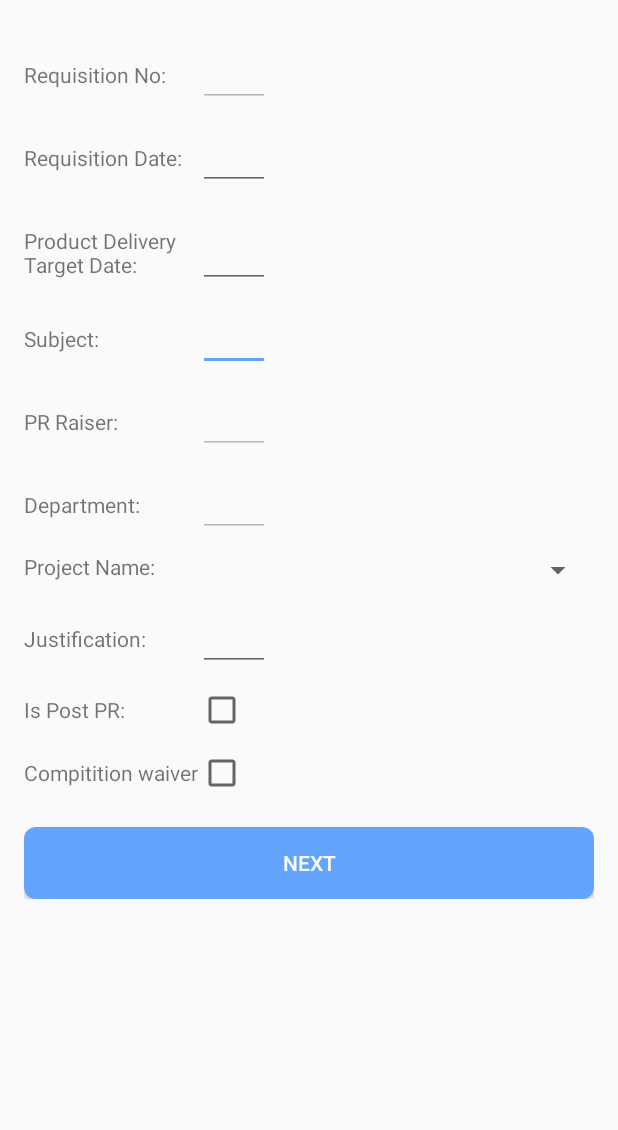
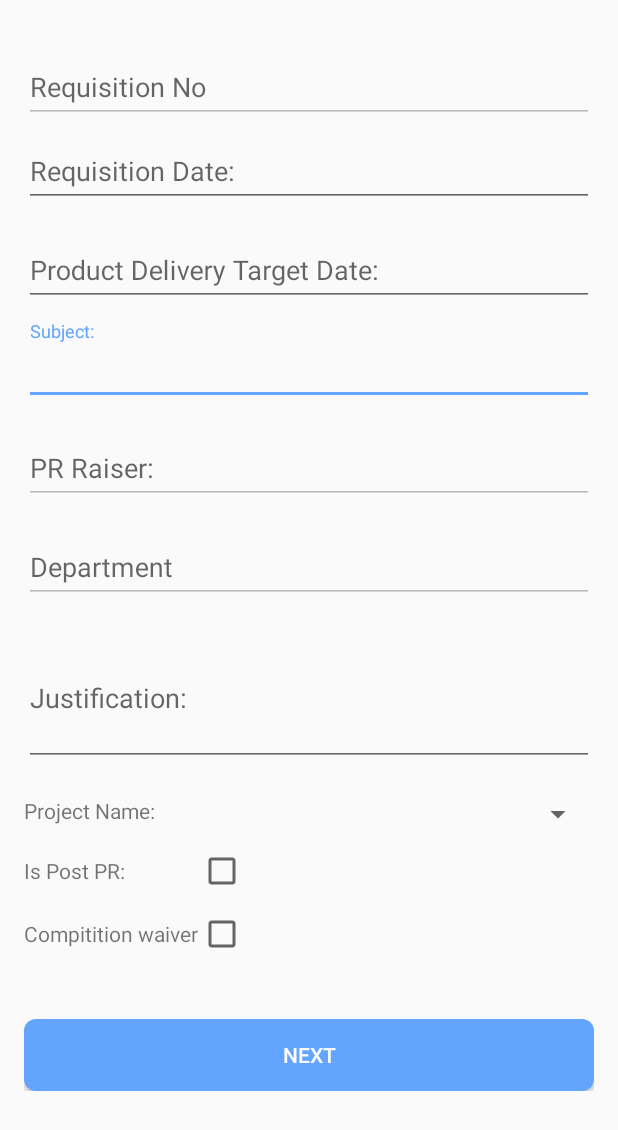
Before and after one commit to isratnishi/dostavi, an Android app: the layout activity_requisition_entry_form.xml on its own in the app's theme, with its tools: preview values and no code run, on a phone screen of 412 x 824 dp. Shown: the top 1130 px of the screen. Run offline under Robolectric (Android 15) with nearby library versions, the phone set to English and light mode, and no system bars; network calls fail; Roboto replaces fonts that are not available here.

Commit message:
requisition entry UI updated

```diff
--- a/app/src/main/java/com/example/opus/RequisitionEntryForm.java
+++ b/app/src/main/java/com/example/opus/RequisitionEntryForm.java
@@ -52,7 +52,7 @@ public class RequisitionEntryForm extends AppCompatActivity {
     CheckBox compititionWaiver;
     Button next;
     EditText supplierNameEditText;
-    TableRow supplierNameRow;
+    //TableRow supplierNameRow;
     ProgressBar loadStatusProgressbar;
 
     String selectedProjectID = null;
@@ -155,9 +155,9 @@ public class RequisitionEntryForm extends AppCompatActivity {
             @Override
             public void onCheckedChanged(CompoundButton compoundButton, boolean isChecked) {
                 if (isChecked) {
-                    supplierNameRow.setVisibility(View.VISIBLE);
+                    supplierNameEditText.setVisibility(View.VISIBLE);
                 } else {
-                    supplierNameRow.setVisibility(View.GONE);
+                    supplierNameEditText.setVisibility(View.GONE);
                 }
             }
         });
@@ -254,7 +254,7 @@ public class RequisitionEntryForm extends AppCompatActivity {
         compititionWaiver = findViewById(R.id.compitition_waiver_checkbox);
         next = findViewById(R.id.next_button);
         supplierNameEditText = findViewById(R.id.supplier_name_edit_text);
-        supplierNameRow = findViewById(R.id.supplier_name_row);
+        //supplierNameRow = findViewById(R.id.supplier_name_row);
         loadStatusProgressbar = findViewById(R.id.load_data_progress_bar);
 
         mYear = mCurrentDate.get(Calendar.YEAR);
--- a/app/src/main/res/layout/activity_requisition_approve.xml
+++ b/app/src/main/res/layout/activity_requisition_approve.xml
@@ -21,7 +21,25 @@
                 android:layout_marginTop="10dp"
                 android:paddingBottom="10dp">
 
-                <TextView
+                <android.support.design.widget.TextInputLayout
+                    android:layout_width="match_parent"
+                    android:layout_height="wrap_content">
+
+                    <EditText
+                        android:id="@+id/requisition_number_edit_text"
+                        android:layout_width="match_parent"
+                        android:layout_height="wrap_content"
+                        android:hint="@string/prompt_password"
+                        android:imeActionId="6"
+                        android:imeActionLabel="@string/action_sign_in_short"
+                        android:imeOptions="actionUnspecified"
+                        android:inputType="textPassword"
+                        android:maxLines="1"
+                        android:singleLine="true" />
+
+                </android.support.design.widget.TextInputLayout>
+
+                <!--<TextView
                     android:layout_width="wrap_content"
                     android:layout_height="wrap_content"
                     android:text="Requisition No: " />
@@ -30,7 +48,7 @@
                     android:id="@+id/requisition_number_edit_text"
                     android:layout_width="match_parent"
                     android:layout_height="wrap_content"
-                    android:enabled="false" />
+                    android:enabled="false" />-->
             </TableRow>
 
             <TableRow android:paddingBottom="10dp">
--- a/app/src/main/res/layout/activity_requisition_entry_form.xml
+++ b/app/src/main/res/layout/activity_requisition_entry_form.xml
@@ -16,73 +16,81 @@
         android:paddingBottom="10dp"
         tools:context=".RequisitionEntryForm">
 
-        <TableLayout
+        <android.support.design.widget.TextInputLayout
             android:layout_width="match_parent"
-            android:layout_height="wrap_content">
-
-            <TableRow
-                android:layout_marginTop="10dp"
-                android:paddingBottom="10dp">
-
-                <TextView
-                    android:layout_width="wrap_content"
             android:layout_height="wrap_content"
-                    android:text="Requisition No: " />
+            android:paddingTop="10dp">
 
             <EditText
                 android:id="@+id/requisition_number_edit_text"
                 android:layout_width="match_parent"
                 android:layout_height="wrap_content"
-                    android:enabled="false" />
-            </TableRow>
+                android:enabled="false"
+                android:hint="Requisition No"
+                android:imeActionId="6"
+                android:imeActionLabel="@string/action_sign_in_short"
+                android:imeOptions="actionUnspecified"
+                android:maxLines="1"
+                android:singleLine="true" />
 
-            <TableRow android:paddingBottom="10dp">
+        </android.support.design.widget.TextInputLayout>
 
-                <TextView
-                    android:layout_width="wrap_content"
+        <android.support.design.widget.TextInputLayout
+            android:layout_width="match_parent"
             android:layout_height="wrap_content"
-                    android:text="Requisition Date: " />
+            android:paddingBottom="10dp">
 
             <EditText
                 android:id="@+id/requisition_date_edit_text"
                 android:layout_width="match_parent"
                 android:layout_height="wrap_content"
-                    android:enabled="true"
-                    android:focusable="false" />
-            </TableRow>
+                android:focusable="false"
+                android:hint="Requisition Date: "
+                android:imeActionId="6"
+                android:imeActionLabel="@string/action_sign_in_short"
+                android:imeOptions="actionUnspecified"
+                android:maxLines="1"
+                android:singleLine="true" />
 
-            <TableRow android:paddingBottom="10dp">
+        </android.support.design.widget.TextInputLayout>
 
-                <TextView
-                    android:layout_width="wrap_content"
+        <android.support.design.widget.TextInputLayout
+            android:layout_width="match_parent"
             android:layout_height="wrap_content"
-                    android:paddingBottom="20dp"
-                    android:text="Product Delivery\nTarget Date: " />
+            android:paddingBottom="10dp">
 
             <EditText
                 android:id="@+id/product_delivery_date_edit_text"
                 android:layout_width="match_parent"
                 android:layout_height="wrap_content"
-                    android:layout_marginTop="10dp"
-                    android:enabled="true"
-                    android:focusable="false" />
-            </TableRow>
+                android:focusable="false"
+                android:hint="Product Delivery Target Date: "
+                android:imeActionId="6"
+                android:imeActionLabel="@string/action_sign_in_short"
+                android:imeOptions="actionUnspecified"
+                android:maxLines="1"
+                android:singleLine="true" />
 
-            <TableRow android:paddingBottom="10dp">
+        </android.support.design.widget.TextInputLayout>
 
-                <TextView
-                    android:layout_width="wrap_content"
+        <android.support.design.widget.TextInputLayout
+            android:layout_width="match_parent"
             android:layout_height="wrap_content"
-                    android:text="Subject: " />
+            android:paddingBottom="10dp">
 
             <EditText
                 android:id="@+id/subject_edit_text"
                 android:layout_width="match_parent"
                 android:layout_height="wrap_content"
-                    android:enabled="true" />
-            </TableRow>
+                android:enabled="true"
+                android:hint="Subject: "
+                android:imeActionId="6"
+                android:imeActionLabel="@string/action_sign_in_short"
+                android:imeOptions="actionUnspecified"
+                android:maxLines="1"
+                android:singleLine="true" />
 
-            <TableRow android:gravity="center">
+        </android.support.design.widget.TextInputLayout>
 
         <ProgressBar
             android:id="@+id/load_data_progress_bar"
@@ -90,36 +98,73 @@
             android:layout_width="wrap_content"
             android:layout_height="wrap_content"
             android:layout_marginBottom="8dp"
-                    android:visibility="gone"/>
-            </TableRow>
+            android:paddingBottom="10dp"
+            android:paddingTop="10dp"
+            android:visibility="gone" />
 
-            <TableRow android:paddingBottom="10dp">
 
-                <TextView
-                    android:layout_width="wrap_content"
+        <android.support.design.widget.TextInputLayout
+            android:layout_width="match_parent"
             android:layout_height="wrap_content"
-                    android:text="PR Raiser: " />
+            android:paddingBottom="10dp">
 
             <EditText
                 android:id="@+id/pr_raiser_edit_text"
                 android:layout_width="match_parent"
                 android:layout_height="wrap_content"
-                    android:enabled="false" />
-            </TableRow>
+                android:enabled="false"
+                android:hint="PR Raiser: "
+                android:imeActionId="6"
+                android:imeActionLabel="@string/action_sign_in_short"
+                android:imeOptions="actionUnspecified"
+                android:maxLines="1"
+                android:singleLine="true" />
 
-            <TableRow android:paddingBottom="10dp">
+        </android.support.design.widget.TextInputLayout>
 
-                <TextView
-                    android:layout_width="wrap_content"
+        <android.support.design.widget.TextInputLayout
+            android:layout_width="match_parent"
             android:layout_height="wrap_content"
-                    android:text="Department: " />
+            android:paddingBottom="10dp">
 
             <EditText
                 android:id="@+id/department_edit_text"
                 android:layout_width="match_parent"
                 android:layout_height="wrap_content"
-                    android:enabled="false" />
-            </TableRow>
+                android:enabled="false"
+                android:hint="Department "
+                android:imeActionId="6"
+                android:imeActionLabel="@string/action_sign_in_short"
+                android:imeOptions="actionUnspecified"
+                android:maxLines="1"
+                android:singleLine="true" />
+
+        </android.support.design.widget.TextInputLayout>
+
+        <android.support.design.widget.TextInputLayout
+            android:layout_width="match_parent"
+            android:layout_height="wrap_content"
+            android:paddingBottom="10dp">
+
+            <EditText
+                android:id="@+id/justification_edit_text"
+                android:layout_width="match_parent"
+                android:layout_height="wrap_content"
+                android:hint="Justification: "
+                android:imeActionId="6"
+                android:imeActionLabel="@string/action_sign_in_short"
+                android:imeOptions="actionUnspecified"
+                android:inputType="textMultiLine"
+                android:lines="3"
+                android:maxLines="5" />
+
+        </android.support.design.widget.TextInputLayout>
+
+        <TableLayout
+            android:layout_width="match_parent"
+            android:layout_height="wrap_content"
+            android:paddingBottom="10dp"
+            android:paddingTop="10dp">
 
             <TableRow android:paddingBottom="10dp">
 
@@ -141,20 +186,6 @@
                 <TextView
                     android:layout_width="wrap_content"
                     android:layout_height="wrap_content"
-                    android:text="Justification: " />
-
-                <EditText
-                    android:id="@+id/justification_edit_text"
-                    android:layout_width="match_parent"
-                    android:layout_height="wrap_content"
-                    android:enabled="true" />
-            </TableRow>
-
-            <TableRow android:paddingBottom="10dp">
-
-                <TextView
-                    android:layout_width="wrap_content"
-                    android:layout_height="wrap_content"
                     android:text="Is Post PR: " />
 
                 <CheckBox
@@ -163,7 +194,7 @@
                     android:layout_height="wrap_content" />
             </TableRow>
 
-            <TableRow android:paddingBottom="10dp">
+            <TableRow>
 
                 <TextView
                     android:layout_width="wrap_content"
@@ -175,24 +206,27 @@
                     android:layout_width="wrap_content"
                     android:layout_height="wrap_content" />
             </TableRow>
+        </TableLayout>
 
-            <TableRow
-                android:id="@+id/supplier_name_row"
-                android:paddingBottom="10dp"
-                android:visibility="gone">
-
-                <TextView
-                    android:layout_width="wrap_content"
+        <android.support.design.widget.TextInputLayout
+            android:layout_width="match_parent"
             android:layout_height="wrap_content"
-                    android:text="Supplier Name: " />
+            android:paddingBottom="10dp">
 
             <EditText
                 android:id="@+id/supplier_name_edit_text"
                 android:layout_width="match_parent"
                 android:layout_height="wrap_content"
-                    android:enabled="true" />
-            </TableRow>
-        </TableLayout>
+                android:hint="Supplier Name"
+                android:imeActionId="6"
+                android:imeActionLabel="@string/action_sign_in_short"
+                android:imeOptions="actionUnspecified"
+                android:inputType="textMultiLine"
+                android:lines="3"
+                android:maxLines="5"
+                android:visibility="gone" />
+
+        </android.support.design.widget.TextInputLayout>
 
         <Button
             android:id="@+id/next_button"
--- a/app/src/main/res/values/strings.xml
+++ b/app/src/main/res/values/strings.xml
@@ -20,4 +20,5 @@
         <item>Draft</item>
         <item>Final</item>
     </string-array>
+    <string name="title_activity_login2">Sign in</string>
 </resources>
```
Also changed, not shown: app/src/main/AndroidManifest.xml (+7 -10 lines). Lines whose indentation alone changed are shown as unchanged.
